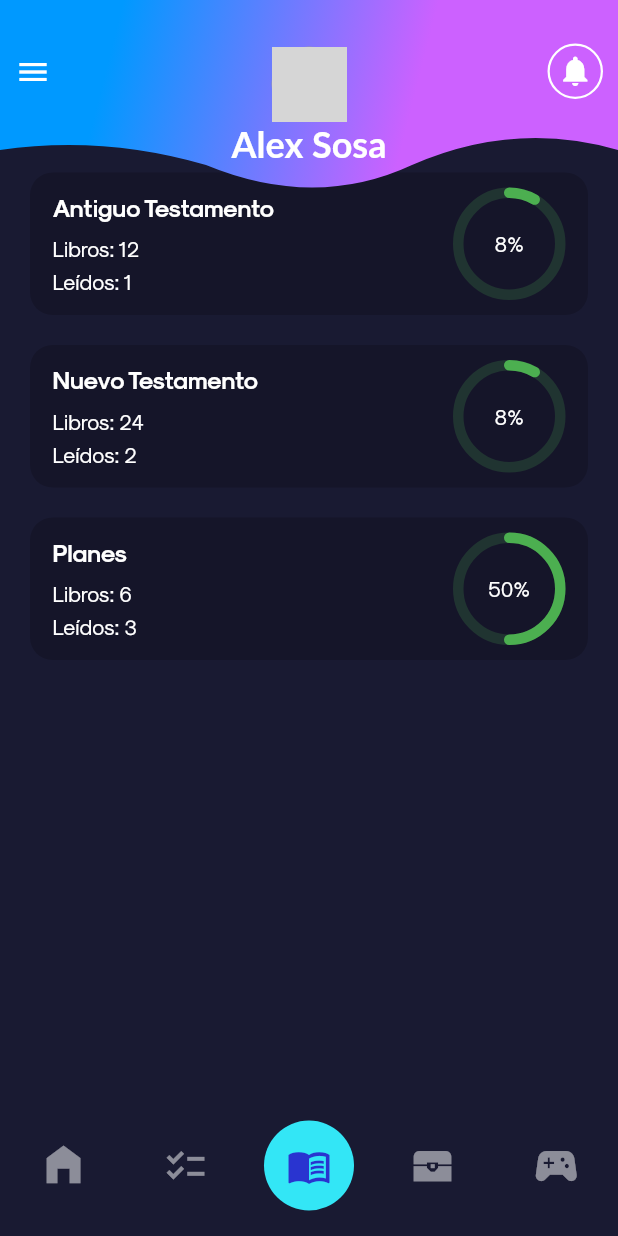
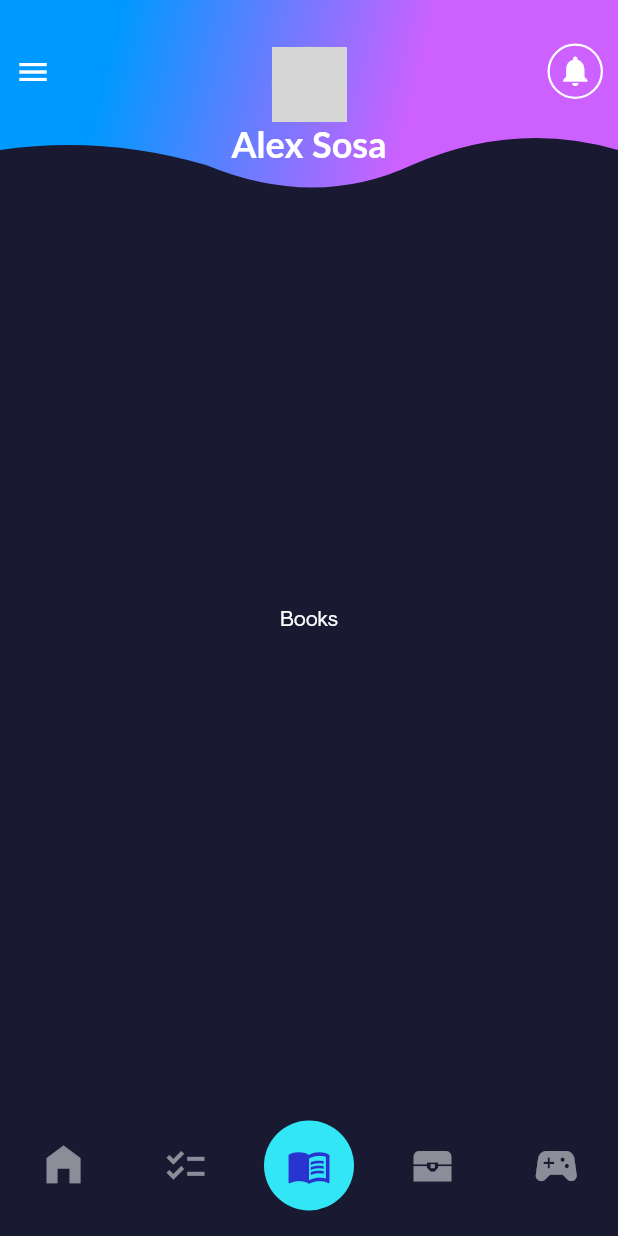
Before and after one commit to alexsosat/Bible_Quest, a Flutter app: the screen it shows after launch, item 3 of the bottom bar chosen, after a tap on "Antiguo Testamento", on a phone screen of 412 x 824 dp. Run offline on Flutter 3.47's test engine with Material 2 defaults, Android fonts, the phone set to English and light mode, and no system bars; drawn by our look-alikes of percent_indicator; our stand-ins replace device_preview, get; network calls fail; Roboto replaces fonts that are missing (Lato); grey boxes are pictures that could not be loaded.

Commit message:
Add support to tabs navigation

```diff
--- /dev/null
+++ b/bible_quest/lib/bloc/navigation.dart
@@ -0,0 +1,61 @@
+import 'package:flutter/material.dart';
+import 'package:get/get.dart';
+
+class NavigationController extends GetxController {
+  final List<Widget> tabs;
+  final TickerProvider ticker;
+  NavigationController({required this.tabs, required this.ticker});
+
+  late TabController tabController;
+
+  var selectedIndex = 0.obs;
+
+  List<Widget> mainTabs = [];
+  // one buildContext for each tab to store history  of navigation
+  late List<BuildContext?> navStack;
+
+  @override
+  void onInit() {
+    tabController = TabController(length: tabs.length, vsync: ticker);
+    navStack = []..length = tabs.length;
+    for (int i = 0; i < tabs.length; i++) {
+      mainTabs.add(
+        Navigator(onGenerateRoute: (RouteSettings settings) {
+          return PageRouteBuilder(pageBuilder: (context, animiX, animiY) {
+            navStack[i] = context;
+            return tabs[i];
+          });
+        }),
+      );
+    }
+    super.onInit();
+  }
+
+  /// * Mehod that changes to the selected page in the bottomNavigation
+  changeStatus(int selectIndex, tabIndex) {
+    if (tabIndex != null) {
+      tabController.animateTo(tabIndex);
+    }
+    selectedIndex(selectIndex);
+  }
+
+  /// * Mehod that evaluates the status of the page and realize an action based on
+  /// * a set of condition
+  void onItemTapped(int index) {
+    /// return to the main page if the users selects the selectedPage and is in a
+    /// subpage of that page
+    if (index == selectedIndex.value) {
+      if (Navigator.of(navStack[tabController.index]!).canPop()) {
+        Navigator.of(navStack[tabController.index]!).pop();
+      }
+    }
+    changeStatus(index, index);
+  }
+
+  /// * Mehod used to navigate to a subpage inside a tab Page
+  void goToSubTabView(Widget widget, BuildContext context) {
+    Navigator.of(context).push(MaterialPageRoute(
+      builder: (context) => widget,
+    ));
+  }
+}
--- a/bible_quest/lib/pages/mains/home/home.dart
+++ b/bible_quest/lib/pages/mains/home/home.dart
@@ -1,4 +1,3 @@
-import 'package:bible_quest/globals/card_list/item.dart';
 import 'package:bible_quest/globals/card_list/list.dart';
 import 'package:bible_quest/globals/tab_page.dart';
 import 'package:bible_quest/pages/mains/home/widgets/current_reading_box.dart';
--- a/bible_quest/lib/pages/mains/missions/sections/weekly_missions.dart
+++ b/bible_quest/lib/pages/mains/missions/sections/weekly_missions.dart
@@ -1,4 +1,3 @@
-import 'package:bible_quest/globals/round_tile.dart';
 import 'package:bible_quest/globals/tab_page.dart';
 import 'package:bible_quest/pages/mains/missions/widgets/round_mission_tile.dart';
 import 'package:flutter/material.dart';
--- a/bible_quest/lib/pages/mains/plans/plans.dart
+++ b/bible_quest/lib/pages/mains/plans/plans.dart
@@ -1,6 +1,9 @@
+import 'package:bible_quest/bloc/navigation.dart';
 import 'package:bible_quest/globals/tab_page.dart';
+import 'package:bible_quest/pages/mains/plans/subpages/books/books.dart';
 import 'package:bible_quest/pages/mains/plans/widgets/round_plan_tile.dart';
 import 'package:flutter/material.dart';
+import 'package:get/get.dart';
 
 class PlansPage extends StatelessWidget {
   const PlansPage({Key? key}) : super(key: key);
@@ -11,9 +14,25 @@ class PlansPage extends StatelessWidget {
       padding: const EdgeInsets.symmetric(horizontal: 20.0, vertical: 0),
       child: TabPage(
         children: <Widget>[
-          PlanTile(title: "Antiguo Testamento", totalBooks: 12, readedBooks: 1),
-          PlanTile(title: "Nuevo Testamento", totalBooks: 24, readedBooks: 2),
-          PlanTile(title: "Planes", totalBooks: 6, readedBooks: 3),
+          PlanTile(
+            title: "Antiguo Testamento",
+            totalBooks: 12,
+            readedBooks: 1,
+            onPressed: () {
+              Get.find<NavigationController>()
+                  .goToSubTabView(BooksPage(), context);
+            },
+          ),
+          PlanTile(
+            title: "Nuevo Testamento",
+            totalBooks: 24,
+            readedBooks: 2,
+          ),
+          PlanTile(
+            title: "Planes",
+            totalBooks: 6,
+            readedBooks: 3,
+          ),
         ],
       ),
     );
--- /dev/null
+++ b/bible_quest/lib/pages/mains/plans/subpages/books/books.dart
@@ -0,0 +1,16 @@
+import 'package:flutter/material.dart';
+
+class BooksPage extends StatelessWidget {
+  const BooksPage({Key? key}) : super(key: key);
+
+  @override
+  Widget build(BuildContext context) {
+    return Scaffold(
+      body: Container(
+        child: Center(
+          child: Text("Books"),
+        ),
+      ),
+    );
+  }
+}
--- a/bible_quest/lib/pages/mains/plans/widgets/round_plan_tile.dart
+++ b/bible_quest/lib/pages/mains/plans/widgets/round_plan_tile.dart
@@ -5,17 +5,19 @@ class PlanTile extends StatelessWidget {
   final String title;
   final int totalBooks;
   final int readedBooks;
+  final Function()? onPressed;
   const PlanTile({
     Key? key,
     required this.title,
     required this.totalBooks,
     required this.readedBooks,
+    this.onPressed,
   }) : super(key: key);
 
   @override
   Widget build(BuildContext context) {
     return RoundListTile(
-      onPressed: () {},
+      onPressed: onPressed,
       percentage: readedBooks / totalBooks,
       title: Text(
         title,
--- a/bible_quest/lib/pages/tabs/tabs.dart
+++ b/bible_quest/lib/pages/tabs/tabs.dart
@@ -1,5 +1,6 @@
 import 'dart:ui';
 
+import 'package:bible_quest/bloc/navigation.dart';
 import 'package:bible_quest/pages/mains/home/home.dart';
 import 'package:bible_quest/pages/mains/missions/missions.dart';
 import 'package:bible_quest/pages/mains/plans/plans.dart';
@@ -8,15 +9,15 @@ import 'package:bible_quest/pages/mains/rewards/rewards.dart';
 import 'package:bible_quest/pages/tabs/widgets/appbar/appbar.dart';
 import 'package:bible_quest/pages/tabs/widgets/tab_icons_icons.dart';
 import 'package:flutter/material.dart';
+import 'package:get/get.dart';
 
 class TabsPage extends StatefulWidget {
   @override
   State<StatefulWidget> createState() => _TabsPageState();
 }
 
-class _TabsPageState extends State<TabsPage> {
-  int indexTap = 0;
-
+class _TabsPageState extends State<TabsPage>
+    with SingleTickerProviderStateMixin {
   final List<Widget> widgetsChildren = [
     HomePage(),
     MissionsPage(),
@@ -25,20 +26,24 @@ class _TabsPageState extends State<TabsPage> {
     SocialPage()
   ];
 
-  void _onTapTapped(int index) {
-    setState(() {
-      indexTap = index;
-    });
-  }
-
   @override
   Widget build(BuildContext context) {
     return Scaffold(
       //appBar: BibleQuestAppBar(),
       drawer: Drawer(),
-      body: Stack(
+      body: GetX<NavigationController>(
+          init: NavigationController(
+            tabs: widgetsChildren,
+            ticker: this,
+          ),
+          builder: (_) {
+            return Stack(
               children: [
-          widgetsChildren[indexTap],
+                TabBarView(
+                  controller: _.tabController,
+                  physics: NeverScrollableScrollPhysics(),
+                  children: _.mainTabs,
+                ),
                 Align(
                   alignment: Alignment.topCenter,
                   child: BibleQuestAppBar(),
@@ -49,7 +54,8 @@ class _TabsPageState extends State<TabsPage> {
                     alignment: Alignment.bottomCenter,
                     children: <Widget>[
                       ClipRRect(
-                  borderRadius: BorderRadius.vertical(top: Radius.circular(35)),
+                        borderRadius:
+                            BorderRadius.vertical(top: Radius.circular(35)),
                         child: BackdropFilter(
                           filter: ImageFilter.blur(sigmaX: 10.0, sigmaY: 10.0),
                           child: BackdropFilter(
@@ -61,10 +67,11 @@ class _TabsPageState extends State<TabsPage> {
                               showSelectedLabels: false,
                               showUnselectedLabels: false,
                               selectedItemColor: Colors.white,
-                        unselectedItemColor: Colors.white.withOpacity(0.5),
+                              unselectedItemColor:
+                                  Colors.white.withOpacity(0.5),
                               elevation: 0,
-                        onTap: _onTapTapped,
-                        currentIndex: indexTap,
+                              onTap: _.onItemTapped,
+                              currentIndex: _.selectedIndex.value,
                               items: [
                                 BottomNavigationBarItem(
                                     icon: Icon(TabIcons.home), label: "Home"),
@@ -85,7 +92,8 @@ class _TabsPageState extends State<TabsPage> {
                                     ),
                                     label: "Plans"),
                                 BottomNavigationBarItem(
-                              icon: Icon(TabIcons.summons), label: "Summons"),
+                                    icon: Icon(TabIcons.summons),
+                                    label: "Summons"),
                                 BottomNavigationBarItem(
                                     icon: Icon(TabIcons.games, size: 34),
                                     label: "Games"),
@@ -98,7 +106,8 @@ class _TabsPageState extends State<TabsPage> {
                   ),
                 )
               ],
-      ),
+            );
+          }),
     );
   }
 }
```
Lines whose indentation alone changed are shown as unchanged.
